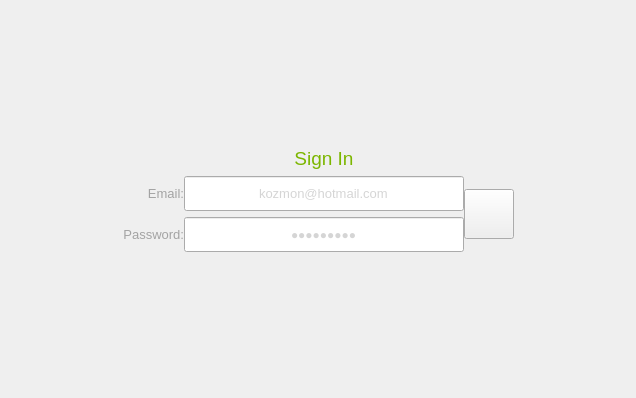
This is loginwindow.ui in abigdreamer/Objectwheelprivate as Qt 5 draws it before an edit. The edited form follows.
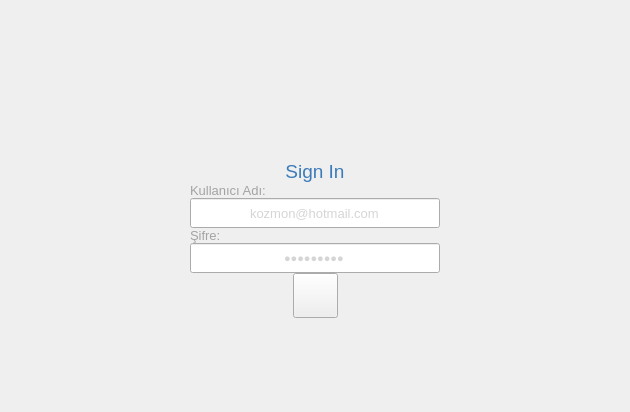
This is the edited form. Icons and pictures are not drawn.

```diff
--- a/loginwindow.ui
+++ b/loginwindow.ui
@@ -6,8 +6,8 @@
    <rect>
     <x>0</x>
     <y>0</y>
-    <width>636</width>
-    <height>398</height>
+    <width>630</width>
+    <height>412</height>
    </rect>
   </property>
   <property name="windowTitle">
@@ -26,27 +26,267 @@
 border-image: url(:/pics/background.jpg);
 }</string>
    </property>
-   <layout class="QGridLayout" name="gridLayout_2">
-    <item row="2" column="1">
-     <spacer name="verticalSpacer_3">
-      <property name="orientation">
-       <enum>Qt::Vertical</enum>
-      </property>
-      <property name="sizeHint" stdset="0">
-       <size>
-        <width>20</width>
-        <height>127</height>
-       </size>
-      </property>
-     </spacer>
-    </item>
-    <item row="1" column="1">
      <layout class="QGridLayout" name="gridLayout">
-      <property name="horizontalSpacing">
-       <number>0</number>
+    <item row="0" column="1">
+     <spacer name="verticalSpacer">
+      <property name="orientation">
+       <enum>Qt::Vertical</enum>
       </property>
+      <property name="sizeHint" stdset="0">
+       <size>
+        <width>20</width>
+        <height>43</height>
+       </size>
+      </property>
+     </spacer>
+    </item>
       <item row="1" column="0">
+     <spacer name="horizontalSpacer_4">
+      <property name="orientation">
+       <enum>Qt::Horizontal</enum>
+      </property>
+      <property name="sizeHint" stdset="0">
+       <size>
+        <width>102</width>
+        <height>20</height>
+       </size>
+      </property>
+     </spacer>
+    </item>
+    <item row="1" column="1">
+     <layout class="QVBoxLayout" name="verticalLayout_2">
+      <property name="spacing">
+       <number>0</number>
+      </property>
+      <item>
+       <layout class="QHBoxLayout" name="horizontalLayout_3">
+        <item>
+         <spacer name="horizontalSpacer_7">
+          <property name="orientation">
+           <enum>Qt::Horizontal</enum>
+          </property>
+          <property name="sizeHint" stdset="0">
+           <size>
+            <width>0</width>
+            <height>0</height>
+           </size>
+          </property>
+         </spacer>
+        </item>
+        <item>
+         <widget class="QLabel" name="label">
+          <property name="minimumSize">
+           <size>
+            <width>147</width>
+            <height>65</height>
+           </size>
+          </property>
+          <property name="maximumSize">
+           <size>
+            <width>147</width>
+            <height>65</height>
+           </size>
+          </property>
+          <property name="styleSheet">
+           <string notr="true">border-image: url(:/pics/owlogo.png);</string>
+          </property>
+          <property name="text">
+           <string/>
+          </property>
+         </widget>
+        </item>
+        <item>
+         <spacer name="horizontalSpacer_8">
+          <property name="orientation">
+           <enum>Qt::Horizontal</enum>
+          </property>
+          <property name="sizeHint" stdset="0">
+           <size>
+            <width>0</width>
+            <height>0</height>
+           </size>
+          </property>
+         </spacer>
+        </item>
+       </layout>
+      </item>
+      <item>
+       <layout class="QHBoxLayout" name="horizontalLayout_2">
+        <property name="spacing">
+         <number>0</number>
+        </property>
+        <item>
+         <spacer name="horizontalSpacer_6">
+          <property name="orientation">
+           <enum>Qt::Horizontal</enum>
+          </property>
+          <property name="sizeHint" stdset="0">
+           <size>
+            <width>40</width>
+            <height>20</height>
+           </size>
+          </property>
+         </spacer>
+        </item>
+        <item>
+         <layout class="QVBoxLayout" name="verticalLayout">
+          <property name="spacing">
+           <number>0</number>
+          </property>
+          <item>
+           <widget class="QLabel" name="signinLabel">
+            <property name="sizePolicy">
+             <sizepolicy hsizetype="Expanding" vsizetype="Fixed">
+              <horstretch>0</horstretch>
+              <verstretch>0</verstretch>
+             </sizepolicy>
+            </property>
+            <property name="palette">
+             <palette>
+              <active>
+               <colorrole role="WindowText">
+                <brush brushstyle="SolidPattern">
+                 <color alpha="255">
+                  <red>61</red>
+                  <green>123</green>
+                  <blue>185</blue>
+                 </color>
+                </brush>
+               </colorrole>
+               <colorrole role="Button">
+                <brush brushstyle="SolidPattern">
+                 <color alpha="0">
+                  <red>0</red>
+                  <green>0</green>
+                  <blue>0</blue>
+                 </color>
+                </brush>
+               </colorrole>
+               <colorrole role="Base">
+                <brush brushstyle="SolidPattern">
+                 <color alpha="0">
+                  <red>0</red>
+                  <green>0</green>
+                  <blue>0</blue>
+                 </color>
+                </brush>
+               </colorrole>
+               <colorrole role="Window">
+                <brush brushstyle="SolidPattern">
+                 <color alpha="0">
+                  <red>0</red>
+                  <green>0</green>
+                  <blue>0</blue>
+                 </color>
+                </brush>
+               </colorrole>
+              </active>
+              <inactive>
+               <colorrole role="WindowText">
+                <brush brushstyle="SolidPattern">
+                 <color alpha="255">
+                  <red>61</red>
+                  <green>123</green>
+                  <blue>185</blue>
+                 </color>
+                </brush>
+               </colorrole>
+               <colorrole role="Button">
+                <brush brushstyle="SolidPattern">
+                 <color alpha="0">
+                  <red>0</red>
+                  <green>0</green>
+                  <blue>0</blue>
+                 </color>
+                </brush>
+               </colorrole>
+               <colorrole role="Base">
+                <brush brushstyle="SolidPattern">
+                 <color alpha="0">
+                  <red>0</red>
+                  <green>0</green>
+                  <blue>0</blue>
+                 </color>
+                </brush>
+               </colorrole>
+               <colorrole role="Window">
+                <brush brushstyle="SolidPattern">
+                 <color alpha="0">
+                  <red>0</red>
+                  <green>0</green>
+                  <blue>0</blue>
+                 </color>
+                </brush>
+               </colorrole>
+              </inactive>
+              <disabled>
+               <colorrole role="WindowText">
+                <brush brushstyle="SolidPattern">
+                 <color alpha="255">
+                  <red>120</red>
+                  <green>120</green>
+                  <blue>120</blue>
+                 </color>
+                </brush>
+               </colorrole>
+               <colorrole role="Button">
+                <brush brushstyle="SolidPattern">
+                 <color alpha="0">
+                  <red>0</red>
+                  <green>0</green>
+                  <blue>0</blue>
+                 </color>
+                </brush>
+               </colorrole>
+               <colorrole role="Base">
+                <brush brushstyle="SolidPattern">
+                 <color alpha="0">
+                  <red>0</red>
+                  <green>0</green>
+                  <blue>0</blue>
+                 </color>
+                </brush>
+               </colorrole>
+               <colorrole role="Window">
+                <brush brushstyle="SolidPattern">
+                 <color alpha="0">
+                  <red>0</red>
+                  <green>0</green>
+                  <blue>0</blue>
+                 </color>
+                </brush>
+               </colorrole>
+              </disabled>
+             </palette>
+            </property>
+            <property name="font">
+             <font>
+              <family>Arial</family>
+              <pointsize>14</pointsize>
+              <weight>50</weight>
+              <bold>false</bold>
+             </font>
+            </property>
+            <property name="styleSheet">
+             <string notr="true">background:transparent;
+border-image:url();</string>
+            </property>
+            <property name="text">
+             <string>Sign In</string>
+            </property>
+            <property name="alignment">
+             <set>Qt::AlignBottom|Qt::AlignHCenter</set>
+            </property>
+           </widget>
+          </item>
+          <item>
        <widget class="QLabel" name="emailLabel">
+            <property name="sizePolicy">
+             <sizepolicy hsizetype="Expanding" vsizetype="Fixed">
+              <horstretch>0</horstretch>
+              <verstretch>0</verstretch>
+             </sizepolicy>
+            </property>
         <property name="palette">
          <palette>
           <active>
@@ -201,90 +441,32 @@
          </font>
         </property>
         <property name="styleSheet">
-         <string notr="true">
-background-color:transparent;</string>
+             <string notr="true">background:transparent;
+border-image:url();</string>
         </property>
         <property name="text">
-         <string>Email:</string>
-        </property>
-        <property name="alignment">
-         <set>Qt::AlignRight|Qt::AlignTrailing|Qt::AlignVCenter</set>
-        </property>
-       </widget>
-      </item>
-      <item row="2" column="1">
-       <widget class="QLineEdit" name="passEdit">
-        <property name="minimumSize">
-         <size>
-          <width>280</width>
-          <height>35</height>
-         </size>
-        </property>
-        <property name="palette">
-         <palette>
-          <active>
-           <colorrole role="Text">
-            <brush brushstyle="SolidPattern">
-             <color alpha="255">
-              <red>213</red>
-              <green>213</green>
-              <blue>213</blue>
-             </color>
-            </brush>
-           </colorrole>
-          </active>
-          <inactive>
-           <colorrole role="Text">
-            <brush brushstyle="SolidPattern">
-             <color alpha="255">
-              <red>213</red>
-              <green>213</green>
-              <blue>213</blue>
-             </color>
-            </brush>
-           </colorrole>
-          </inactive>
-          <disabled>
-           <colorrole role="Text">
-            <brush brushstyle="SolidPattern">
-             <color alpha="255">
-              <red>120</red>
-              <green>120</green>
-              <blue>120</blue>
-             </color>
-            </brush>
-           </colorrole>
-          </disabled>
-         </palette>
-        </property>
-        <property name="font">
-         <font>
-          <family>Arial</family>
-         </font>
-        </property>
-        <property name="styleSheet">
-         <string notr="true">border-image: url(:/pics/down.png);</string>
-        </property>
-        <property name="inputMethodHints">
-         <set>Qt::ImhHiddenText|Qt::ImhNoAutoUppercase|Qt::ImhNoPredictiveText|Qt::ImhSensitiveData</set>
-        </property>
-        <property name="text">
-         <string>ssdfsdfsd</string>
-        </property>
-        <property name="echoMode">
-         <enum>QLineEdit::Password</enum>
-        </property>
-        <property name="alignment">
-         <set>Qt::AlignCenter</set>
-        </property>
-       </widget>
-      </item>
-      <item row="1" column="1">
+             <string>Kullanıcı Adı:</string>
+            </property>
+           </widget>
+          </item>
+          <item>
        <widget class="QLineEdit" name="emailEdit">
+            <property name="sizePolicy">
+             <sizepolicy hsizetype="Expanding" vsizetype="Fixed">
+              <horstretch>0</horstretch>
+              <verstretch>0</verstretch>
+             </sizepolicy>
+            </property>
         <property name="minimumSize">
          <size>
-          <width>280</width>
-          <height>35</height>
+              <width>250</width>
+              <height>30</height>
+             </size>
+            </property>
+            <property name="maximumSize">
+             <size>
+              <width>250</width>
+              <height>30</height>
          </size>
         </property>
         <property name="palette">
@@ -346,154 +528,14 @@
         </property>
        </widget>
       </item>
-      <item row="0" column="1">
-       <widget class="QLabel" name="signinLabel">
-        <property name="sizePolicy">
-         <sizepolicy hsizetype="Preferred" vsizetype="Fixed">
-          <horstretch>0</horstretch>
-          <verstretch>0</verstretch>
-         </sizepolicy>
-        </property>
-        <property name="palette">
-         <palette>
-          <active>
-           <colorrole role="WindowText">
-            <brush brushstyle="SolidPattern">
-             <color alpha="255">
-              <red>124</red>
-              <green>182</green>
-              <blue>0</blue>
-             </color>
-            </brush>
-           </colorrole>
-           <colorrole role="Button">
-            <brush brushstyle="SolidPattern">
-             <color alpha="0">
-              <red>0</red>
-              <green>0</green>
-              <blue>0</blue>
-             </color>
-            </brush>
-           </colorrole>
-           <colorrole role="Base">
-            <brush brushstyle="SolidPattern">
-             <color alpha="0">
-              <red>0</red>
-              <green>0</green>
-              <blue>0</blue>
-             </color>
-            </brush>
-           </colorrole>
-           <colorrole role="Window">
-            <brush brushstyle="SolidPattern">
-             <color alpha="0">
-              <red>0</red>
-              <green>0</green>
-              <blue>0</blue>
-             </color>
-            </brush>
-           </colorrole>
-          </active>
-          <inactive>
-           <colorrole role="WindowText">
-            <brush brushstyle="SolidPattern">
-             <color alpha="255">
-              <red>124</red>
-              <green>182</green>
-              <blue>0</blue>
-             </color>
-            </brush>
-           </colorrole>
-           <colorrole role="Button">
-            <brush brushstyle="SolidPattern">
-             <color alpha="0">
-              <red>0</red>
-              <green>0</green>
-              <blue>0</blue>
-             </color>
-            </brush>
-           </colorrole>
-           <colorrole role="Base">
-            <brush brushstyle="SolidPattern">
-             <color alpha="0">
-              <red>0</red>
-              <green>0</green>
-              <blue>0</blue>
-             </color>
-            </brush>
-           </colorrole>
-           <colorrole role="Window">
-            <brush brushstyle="SolidPattern">
-             <color alpha="0">
-              <red>0</red>
-              <green>0</green>
-              <blue>0</blue>
-             </color>
-            </brush>
-           </colorrole>
-          </inactive>
-          <disabled>
-           <colorrole role="WindowText">
-            <brush brushstyle="SolidPattern">
-             <color alpha="255">
-              <red>120</red>
-              <green>120</green>
-              <blue>120</blue>
-             </color>
-            </brush>
-           </colorrole>
-           <colorrole role="Button">
-            <brush brushstyle="SolidPattern">
-             <color alpha="0">
-              <red>0</red>
-              <green>0</green>
-              <blue>0</blue>
-             </color>
-            </brush>
-           </colorrole>
-           <colorrole role="Base">
-            <brush brushstyle="SolidPattern">
-             <color alpha="0">
-              <red>0</red>
-              <green>0</green>
-              <blue>0</blue>
-             </color>
-            </brush>
-           </colorrole>
-           <colorrole role="Window">
-            <brush brushstyle="SolidPattern">
-             <color alpha="0">
-              <red>0</red>
-              <green>0</green>
-              <blue>0</blue>
-             </color>
-            </brush>
-           </colorrole>
-          </disabled>
-         </palette>
-        </property>
-        <property name="font">
-         <font>
-          <family>Arial</family>
-          <pointsize>14</pointsize>
-          <weight>50</weight>
-          <bold>false</bold>
-         </font>
-        </property>
-        <property name="styleSheet">
-         <string notr="true">
-background-color:transparent;</string>
-        </property>
-        <property name="text">
-         <string>Sign In</string>
-        </property>
-        <property name="alignment">
-         <set>Qt::AlignCenter</set>
-        </property>
-       </widget>
-      </item>
-      <item row="2" column="0">
+          <item>
        <widget class="QLabel" name="passLabel">
+            <property name="sizePolicy">
+             <sizepolicy hsizetype="Expanding" vsizetype="Fixed">
+              <horstretch>0</horstretch>
+              <verstretch>0</verstretch>
+             </sizepolicy>
+            </property>
         <property name="palette">
          <palette>
           <active>
@@ -648,31 +690,125 @@
          </font>
         </property>
         <property name="styleSheet">
-         <string notr="true">
-background-color:transparent;</string>
+             <string notr="true">background:transparent;
+border-image:url();</string>
         </property>
         <property name="text">
-         <string>Password:</string>
+             <string>Şifre:</string>
+            </property>
+           </widget>
+          </item>
+          <item>
+           <widget class="QLineEdit" name="passEdit">
+            <property name="sizePolicy">
+             <sizepolicy hsizetype="Expanding" vsizetype="Fixed">
+              <horstretch>0</horstretch>
+              <verstretch>0</verstretch>
+             </sizepolicy>
+            </property>
+            <property name="minimumSize">
+             <size>
+              <width>250</width>
+              <height>30</height>
+             </size>
+            </property>
+            <property name="maximumSize">
+             <size>
+              <width>250</width>
+              <height>30</height>
+             </size>
+            </property>
+            <property name="palette">
+             <palette>
+              <active>
+               <colorrole role="Text">
+                <brush brushstyle="SolidPattern">
+                 <color alpha="255">
+                  <red>213</red>
+                  <green>213</green>
+                  <blue>213</blue>
+                 </color>
+                </brush>
+               </colorrole>
+              </active>
+              <inactive>
+               <colorrole role="Text">
+                <brush brushstyle="SolidPattern">
+                 <color alpha="255">
+                  <red>213</red>
+                  <green>213</green>
+                  <blue>213</blue>
+                 </color>
+                </brush>
+               </colorrole>
+              </inactive>
+              <disabled>
+               <colorrole role="Text">
+                <brush brushstyle="SolidPattern">
+                 <color alpha="255">
+                  <red>120</red>
+                  <green>120</green>
+                  <blue>120</blue>
+                 </color>
+                </brush>
+               </colorrole>
+              </disabled>
+             </palette>
+            </property>
+            <property name="font">
+             <font>
+              <family>Arial</family>
+              <pointsize>8</pointsize>
+             </font>
+            </property>
+            <property name="styleSheet">
+             <string notr="true">border-image: url(:/pics/duz.png);</string>
+            </property>
+            <property name="inputMethodHints">
+             <set>Qt::ImhHiddenText|Qt::ImhNoAutoUppercase|Qt::ImhNoPredictiveText|Qt::ImhSensitiveData</set>
+            </property>
+            <property name="text">
+             <string>sakarya54</string>
+            </property>
+            <property name="echoMode">
+             <enum>QLineEdit::Password</enum>
         </property>
         <property name="alignment">
-         <set>Qt::AlignRight|Qt::AlignTrailing|Qt::AlignVCenter</set>
+             <set>Qt::AlignCenter</set>
         </property>
        </widget>
       </item>
-      <item row="1" column="2" rowspan="2">
-       <layout class="QVBoxLayout" name="verticalLayout">
+         </layout>
+        </item>
+        <item>
+         <spacer name="horizontalSpacer_5">
+          <property name="orientation">
+           <enum>Qt::Horizontal</enum>
+          </property>
+          <property name="sizeHint" stdset="0">
+           <size>
+            <width>40</width>
+            <height>20</height>
+           </size>
+          </property>
+         </spacer>
+        </item>
+       </layout>
+      </item>
+      <item>
+       <layout class="QHBoxLayout" name="horizontalLayout">
         <property name="spacing">
          <number>0</number>
         </property>
         <item>
-         <spacer name="verticalSpacer_2">
+         <spacer name="horizontalSpacer">
           <property name="orientation">
-           <enum>Qt::Vertical</enum>
+           <enum>Qt::Horizontal</enum>
           </property>
           <property name="sizeHint" stdset="0">
            <size>
-            <width>20</width>
-            <height>40</height>
+            <width>40</width>
+            <height>20</height>
            </size>
           </property>
          </spacer>
@@ -687,14 +823,14 @@
           </property>
           <property name="minimumSize">
            <size>
-            <width>50</width>
-            <height>50</height>
+            <width>45</width>
+            <height>45</height>
            </size>
           </property>
           <property name="maximumSize">
            <size>
-            <width>50</width>
-            <height>50</height>
+            <width>45</width>
+            <height>45</height>
            </size>
           </property>
           <property name="cursor">
@@ -714,57 +850,44 @@
          </widget>
         </item>
         <item>
-         <spacer name="verticalSpacer">
-          <property name="orientation">
-           <enum>Qt::Vertical</enum>
-          </property>
-          <property name="sizeHint" stdset="0">
-           <size>
-            <width>20</width>
-            <height>40</height>
-           </size>
-          </property>
-         </spacer>
-        </item>
-       </layout>
-      </item>
-     </layout>
-    </item>
-    <item row="1" column="0">
-     <spacer name="horizontalSpacer">
-      <property name="orientation">
-       <enum>Qt::Horizontal</enum>
-      </property>
-      <property name="sizeHint" stdset="0">
-       <size>
-        <width>107</width>
-        <height>20</height>
-       </size>
-      </property>
-     </spacer>
-    </item>
-    <item row="1" column="2">
      <spacer name="horizontalSpacer_2">
       <property name="orientation">
        <enum>Qt::Horizontal</enum>
       </property>
       <property name="sizeHint" stdset="0">
        <size>
-        <width>107</width>
+            <width>40</width>
         <height>20</height>
        </size>
       </property>
      </spacer>
     </item>
-    <item row="0" column="1">
-     <spacer name="verticalSpacer_4">
+       </layout>
+      </item>
+     </layout>
+    </item>
+    <item row="1" column="2">
+     <spacer name="horizontalSpacer_3">
+      <property name="orientation">
+       <enum>Qt::Horizontal</enum>
+      </property>
+      <property name="sizeHint" stdset="0">
+       <size>
+        <width>101</width>
+        <height>20</height>
+       </size>
+      </property>
+     </spacer>
+    </item>
+    <item row="2" column="1">
+     <spacer name="verticalSpacer_2">
       <property name="orientation">
        <enum>Qt::Vertical</enum>
       </property>
       <property name="sizeHint" stdset="0">
        <size>
         <width>20</width>
-        <height>126</height>
+        <height>43</height>
        </size>
       </property>
      </spacer>
```
Left out of the diff: 22 changed lines with no effect on the pictures. Lines whose indentation alone changed are shown as unchanged.
